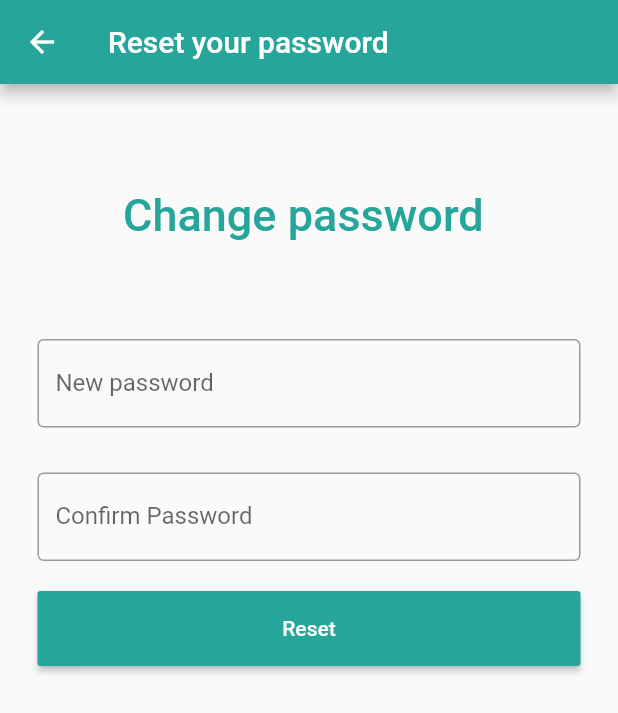
After one commit to aseelbf/flutter_app, a Flutter app: the ChangePassword screen opened by its route, on a phone screen of 412 x 824 dp. The commit adds this screen. Shown: the top 713 px of the screen. Run offline on Flutter 3.47's test engine with Material 2 defaults, Android fonts, the phone set to English and light mode, and no system bars; our stand-ins replace curved_navigation_bar, fluttertoast, google_maps_flutter, permission_handler; missing offline and left inert: permission; project files that could hold a hidden picture were left out.

Commit message:
19/11 with Dania

```diff
--- /dev/null
+++ b/lib/ChangePassword.dart
@@ -0,0 +1,89 @@
+
+import 'package:flutter/material.dart';
+import 'package:flutter/services.dart';
+import 'package:flutterapp/SignIn.dart';
+import 'SignIn.dart';
+
+void main() {
+  runApp(ChangePassword());
+}
+
+//======================= main class ==================
+class ChangePassword extends StatefulWidget {
+  @override
+  _ChangePassword createState() => _ChangePassword();
+}
+
+class _ChangePassword extends State<ChangePassword> {
+  Future navigateToSubPage(context) async {
+    Navigator.push(context, MaterialPageRoute(builder: (context) =>SignIN()));
+  }
+
+  TextEditingController nameController = TextEditingController();
+  TextEditingController passwordController = TextEditingController();
+
+  @override
+  Widget build(BuildContext context) {
+    SystemChrome.setSystemUIOverlayStyle(SystemUiOverlayStyle(
+      statusBarColor: Colors.black,
+    ));
+    return Scaffold(
+        appBar: AppBar(backgroundColor: Colors.teal[400], title: Text('Reset your password')),
+        // drawerScrimColor: Colors.pink,
+        body: Container(
+            constraints: BoxConstraints.expand(),
+
+            padding: EdgeInsets.all(15),
+            child: ListView(
+              children: <Widget>[
+                Container(
+                    alignment: Alignment.center,
+                    padding: EdgeInsets.all(55),
+                    child: Text(
+                      'Change password ',
+                      style: TextStyle(
+                          color: Colors.teal[400],
+                          fontWeight: FontWeight.w500,
+                          fontSize: 30),
+                    )),
+
+                Container(
+                  padding: EdgeInsets.all(10),
+                  child: TextField(
+                    obscureText: true,
+
+                    //controller: nameController,
+                    decoration: InputDecoration(
+                      border: OutlineInputBorder(),
+                      labelText: 'New password',
+                    ),
+                  ),
+                ),
+                Container(
+                  padding: EdgeInsets.fromLTRB(10, 20, 10, 20),
+                  child: TextField(
+                    obscureText: true,
+                    // controller: passwordController,
+                    decoration: InputDecoration(
+                      border: OutlineInputBorder(),
+                      labelText: 'Confirm Password',
+                    ),
+                  ),
+                ),
+                Container(
+                    height: 50,
+                    padding: EdgeInsets.fromLTRB(10, 0, 10, 0),
+                    child: RaisedButton(
+                      textColor: Colors.white,
+                      color: Colors.teal[400],
+                      child: Text('Reset'),
+                      onPressed: () {
+                        print(nameController.text);
+                        print(passwordController.text);
+                      },
+                    )),
+
+              ],
+            )));
+  }
+}
--- a/lib/main.dart
+++ b/lib/main.dart
@@ -1,5 +1,6 @@
 import 'package:flutter/material.dart';
 import 'package:curved_navigation_bar/curved_navigation_bar.dart';
+import 'package:flutterapp/ConfirmCode.dart';
 import 'dart:async';
 import 'MyMap.dart';
 import 'Profile.dart';
@@ -8,6 +9,8 @@ import 'SignIn.dart';
 import 'package:xml/xml.dart' as xml;
 import 'Fuel.dart';
 import 'Person.dart';
+import 'ChangePassword.dart';
+import 'ConfirmCode.dart';
 
 void main() => runApp(MaterialApp(
 
@@ -20,6 +23,8 @@ void main() => runApp(MaterialApp(
     '/signUP' : (context)=> signUP(),
     '/SignIn' : (context)=> SignIN(),
     '/Person' : (context)=> Person(),
+    '/Change': (context)=> ChangePassword(),
+    '/Confirm': (context)=> ConfirmCode(),
   },
 ));
 
```
Also changed, not shown: lib/ConfirmCode.dart (added, +85 -0 lines), lib/SignIn.dart (+31 -30 lines), lib/signUP.dart (+15 -1 lines).
